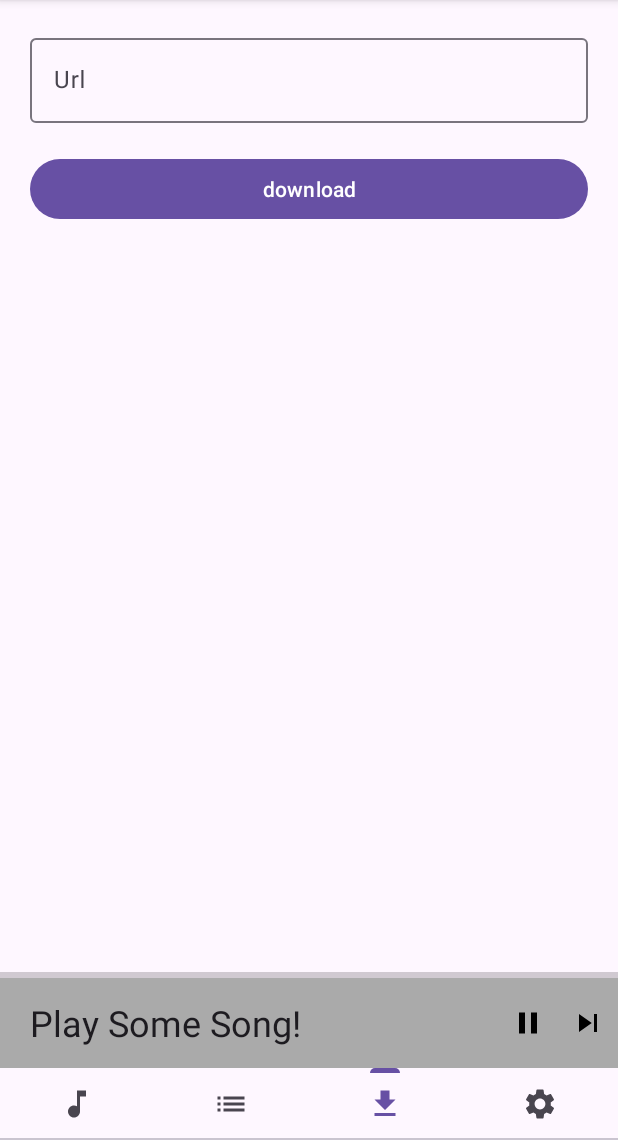
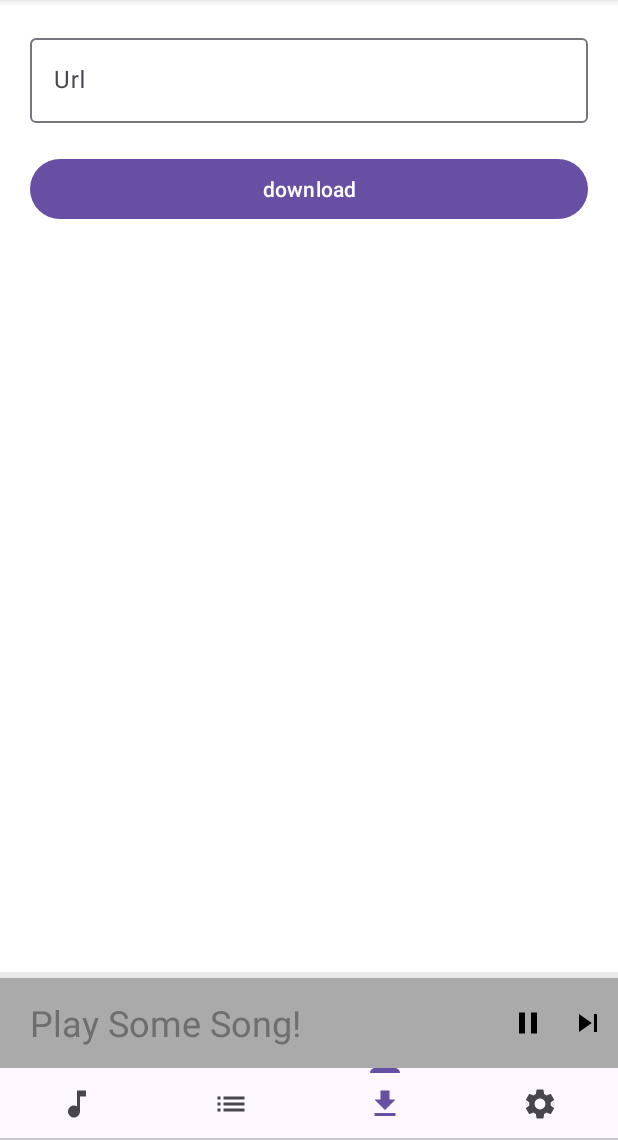
Before and after one commit to gorjoe/Tunplmus, an Android app: the screen it shows after launch (MainActivity), item 3 of the bottom bar chosen, on a phone screen of 412 x 824 dp, the part 96-1236 px from its top. Run offline under Robolectric (Android 15) with nearby library versions, the phone set to English and light mode, and no system bars; our stand-ins replace RxJava; libraries missing offline, so code that uses them is left out: com.bluewhaleyt.common, com.bluewhaleyt.component, com.bluewhaleyt.crashdebugger, com.bluewhaleyt.moderndialog, com.l4digital.fastscroll and 3 more; 6 statements that could not run were skipped.

Commit message:
started initial approach on overlapping fragments issue added colors and styles

```diff
--- a/app/src/main/java/com/gorjoe/tunplmus/MainActivity.java
+++ b/app/src/main/java/com/gorjoe/tunplmus/MainActivity.java
@@ -24,7 +24,7 @@ import com.gorjoe.tunplmus.Utils.SongMediaStore;
 import com.gorjoe.tunplmus.databinding.ActivityMainBinding;
 import com.gorjoe.tunplmus.fragments.DownloadFragment;
 import com.gorjoe.tunplmus.fragments.PlayListsFragment;
-import com.gorjoe.tunplmus.fragments.SettingsFragment;
+import com.gorjoe.tunplmus.fragments.Preferences.SettingsFragment;
 import com.gorjoe.tunplmus.fragments.SongListFragment;
 import com.l4digital.fastscroll.FastScrollRecyclerView;
 import com.yausername.youtubedl_android.YoutubeDL;
--- a/app/src/main/java/com/gorjoe/tunplmus/fragments/Preferences/AppFragment.java
+++ b/app/src/main/java/com/gorjoe/tunplmus/fragments/Preferences/AppFragment.java
@@ -16,6 +16,8 @@ import androidx.annotation.NonNull;
 import androidx.annotation.Nullable;
 import androidx.core.content.ContextCompat;
 import androidx.preference.Preference;
+import androidx.preference.PreferenceFragmentCompat;
+
 import com.bluewhaleyt.component.preferences.CustomPreferenceFragment;
 import com.gorjoe.tunplmus.R;
 import java.io.File;
@@ -32,7 +34,7 @@ public class AppFragment extends CustomPreferenceFragment {
     @Override
     public void onCreatePreferences(@Nullable Bundle savedInstanceState, @Nullable String rootKey) {
         super.onCreatePreferences(savedInstanceState, rootKey);
-        addPreferencesFromResource(R.xml.preferences);
+        setPreferencesFromResource(R.xml.preferences, rootKey);
 
         SharedPreferences sh = getActivity().getSharedPreferences("directory", Context.MODE_PRIVATE);
         String path = sh.getString("directory", "unknown");
--- /dev/null
+++ b/app/src/main/res/color/switch_thumb_color.xml
@@ -0,0 +1,5 @@
+<?xml version="1.0" encoding="utf-8"?>
+<selector xmlns:android="http://schemas.android.com/apk/res/android">
+    <item android:state_checked="true" android:color="?colorTextSecondary" />
+    <item android:state_checked="false" android:color="?colorTextSecondary" />
+</selector>
--- /dev/null
+++ b/app/src/main/res/color/switch_track_color.xml
@@ -0,0 +1,5 @@
+<?xml version="1.0" encoding="utf-8"?>
+<selector xmlns:android="http://schemas.android.com/apk/res/android">
+    <item android:state_checked="true" android:color="?colorWidgetControlNormal" />
+    <item android:state_checked="false" android:color="?colorBackground" />
+</selector>
--- /dev/null
+++ b/app/src/main/res/color/text_input_layout_stroke_color.xml
@@ -0,0 +1,5 @@
+<?xml version="1.0" encoding="utf-8"?>
+<selector xmlns:android="http://schemas.android.com/apk/res/android">
+    <item android:state_selected="true" android:color="?colorTextSecondary" />
+    <item android:state_selected="false" android:color="?colorTextSecondary" />
+</selector>
--- a/app/src/main/res/values-night/themes.xml
+++ b/app/src/main/res/values-night/themes.xml
@@ -2,5 +2,39 @@
     <!-- Base application theme. -->
     <style name="Theme.MyApplication" parent="Theme.Material3.DayNight">
 
+        <item name="alertDialogTheme">@style/Theme.AlertDialog</item>
+        <item name="dialogCornerRadius">28dp</item>
+
+        <!-- Preferences Color Settings -->
+        <item name="colorBackground">@color/dark_background</item>
+        <item name="colorBackgroundSecondary">@color/dark_background_secondary</item>
+        <item name="colorText">@color/dark_text_color</item>
+        <item name="colorTextSecondary">@color/dark_text_color_secondary</item>
+        <item name="colorWidgetControlNormal">?colorText</item>
+
+        <item name="android:windowBackground">?colorBackground</item>
+        <item name="android:statusBarColor">?colorBackground</item>
+        <item name="android:navigationBarColor">?colorBackground</item>
+
+        <item name="android:textColor">?colorText</item>
+        <item name="android:textColorSecondary">?colorTextSecondary</item>
+
     </style>
+
+    <style name="Theme.Preferences" parent="Theme.MyApplication">
+        <item name="colorAccent">?colorTextSecondary</item>
+        <item name="colorControlHighlight">?colorBackgroundSecondary</item>
+    </style>
+
+    <style name="Theme.AlertDialog" parent="ThemeOverlay.Material3.MaterialAlertDialog">
+        <item name="android:background">?colorBackgroundSecondary</item>
+        <item name="colorControlActivated">?colorWidgetControlNormal</item>
+        <item name="buttonBarPositiveButtonStyle">@style/Theme.AlertDialog.Button</item>
+        <item name="buttonBarNegativeButtonStyle">@style/Theme.AlertDialog.Button</item>
+    </style>
+
+    <style name="Theme.AlertDialog.Button" parent="Widget.Material3.Button.TextButton.Dialog">
+        <item name="android:textColor">?colorText</item>
+    </style>
+
 </resources>
--- a/app/src/main/res/values/colors.xml
+++ b/app/src/main/res/values/colors.xml
@@ -1,4 +1,16 @@
 <?xml version="1.0" encoding="utf-8"?>
 <resources>
 
+    <color name="light_background">#fff</color>
+    <color name="light_background_secondary">#e4e4e4</color>
+
+    <color name="light_text_color">#6e6e6e</color>
+    <color name="light_text_color_secondary">#adadad</color>
+
+    <color name="dark_background">#2b2b2b</color>
+    <color name="dark_background_secondary">#383a39</color>
+
+    <color name="dark_text_color">#afb1b3</color>
+    <color name="dark_text_color_secondary">#616366</color>
+
 </resources>
--- a/app/src/main/res/values/themes.xml
+++ b/app/src/main/res/values/themes.xml
@@ -2,5 +2,40 @@
     <!-- Base application theme. -->
     <style name="Theme.MyApplication" parent="Theme.Material3.DayNight">
 
+        <item name="alertDialogTheme">@style/Theme.AlertDialog</item>
+        <item name="dialogCornerRadius">28dp</item>
+
+        <!-- Preferences Color Settings -->
+        <item name="colorBackground">@color/light_background</item>
+        <item name="colorBackgroundSecondary">@color/light_background_secondary</item>
+        <item name="colorText">@color/light_text_color</item>
+        <item name="colorTextSecondary">@color/light_text_color_secondary</item>
+        <item name="colorWidgetControlNormal">#000</item>
+
+        <item name="android:windowBackground">?colorBackground</item>
+        <item name="android:statusBarColor">?colorBackground</item>
+        <item name="android:navigationBarColor">?colorBackground</item>
+        <item name="android:windowLightStatusBar">true</item>
+
+        <item name="android:textColor">?colorText</item>
+        <item name="android:textColorSecondary">?colorTextSecondary</item>
+
     </style>
+
+    <style name="Theme.Preferences" parent="Theme.MyApplication">
+        <item name="colorAccent">?colorTextSecondary</item>
+        <item name="colorControlHighlight">?colorBackgroundSecondary</item>
+    </style>
+
+    <style name="Theme.AlertDialog" parent="ThemeOverlay.Material3.MaterialAlertDialog">
+        <item name="android:background">?colorBackgroundSecondary</item>
+        <item name="colorControlActivated">?colorWidgetControlNormal</item>
+        <item name="buttonBarPositiveButtonStyle">@style/Theme.AlertDialog.Button</item>
+        <item name="buttonBarNegativeButtonStyle">@style/Theme.AlertDialog.Button</item>
+    </style>
+
+    <style name="Theme.AlertDialog.Button" parent="Widget.Material3.Button.TextButton.Dialog">
+        <item name="android:textColor">?colorText</item>
+    </style>
+
 </resources>
--- a/app/src/main/res/xml/preferences.xml
+++ b/app/src/main/res/xml/preferences.xml
@@ -2,8 +2,8 @@
 <PreferenceScreen xmlns:android="http://schemas.android.com/apk/res/android"
     xmlns:app="http://schemas.android.com/apk/res-auto">
 
-    <com.bluewhaleyt.component.preferences.TitlePreference
-        app:title="Settings" />
+<!--    <com.bluewhaleyt.component.preferences.TitlePreference-->
+<!--        app:title="Settings" />-->
 
     <PreferenceCategory
         android:title="Test category"
```
Also changed, not shown: app/src/main/java/com/gorjoe/tunplmus/fragments/Preferences/SettingsFragment.java (renamed from app/src/main/java/com/gorjoe/tunplmus/fragments/SettingsFragment.java, +6 -3 lines), app/src/main/res/values/values.xml (added, +10 -0 lines).
